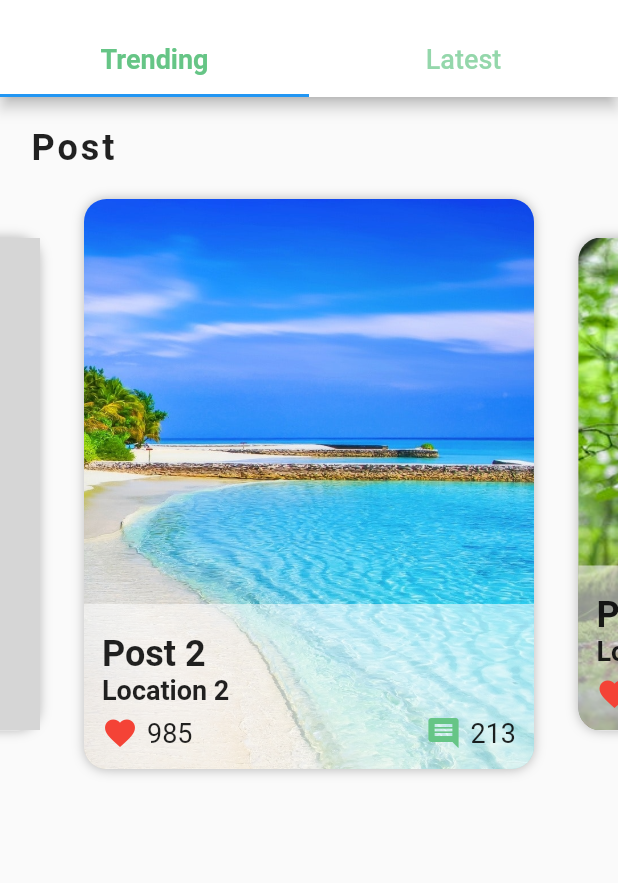
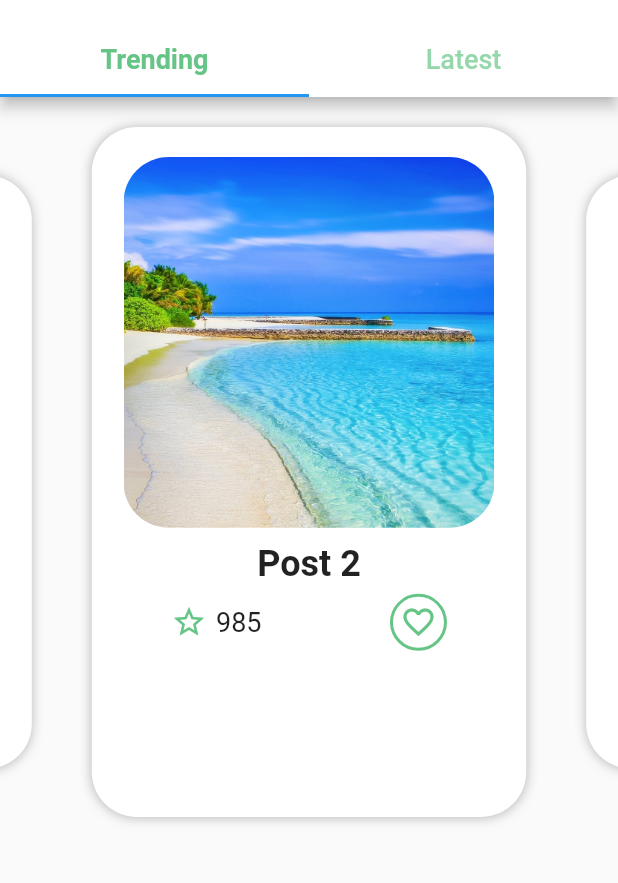
Before and after one commit to Baudecmd/kookie, a Flutter app: the HomeScreen screen opened directly, swiped to page 3, on a phone screen of 412 x 824 dp, the part 59-942 px from its top. Run offline on Flutter 3.47's test engine with Material 2 defaults, Android fonts, the phone set to English and light mode, and no system bars; our stand-ins replace flutter_secure_storage, image_picker, shared_preferences; accounts and stored records are empty; grey boxes are pictures that could not be loaded.

Commit message:
Thumbnail : Update liste de recette

```diff
--- a/mobile/kookie/lib/screens/home_screen.dart
+++ b/mobile/kookie/lib/screens/home_screen.dart
@@ -62,8 +62,7 @@ class _HomeScreenState extends State<HomeScreen>
       body: ListView(
         children: <Widget>[
           //FollowingUsers(),
-          PostCarousel(
-              pageController: _pageController, title: 'Post', posts: posts)
+          PostCarousel(pageController: _pageController, posts: posts)
         ],
       ),
     );
--- a/mobile/kookie/lib/widgets/post_carousel.dart
+++ b/mobile/kookie/lib/widgets/post_carousel.dart
@@ -7,7 +7,7 @@ class PostCarousel extends StatelessWidget {
   final List<Post> posts;
 
   PostCarousel(
-      {required this.pageController, required this.title, required this.posts});
+      {required this.pageController, required this.posts, this.title = ''});
 
   _buildPost(BuildContext context, int index) {
     Post post = posts[index];
@@ -21,49 +21,38 @@ class PostCarousel extends StatelessWidget {
         }
         return Center(
           child: SizedBox(
-            height: Curves.easeInOut.transform(scale) * 400.0,
+            height: Curves.easeInOut.transform(scale) * 500.0,
             child: widget,
           ),
         );
       },
-      child: Stack(children: [
-        Container(
-          margin: EdgeInsets.all(10.0),
+      child: Container(
+        margin: EdgeInsets.all(20),
+        padding: EdgeInsets.all(10),
+        // width: MediaQuery.of(context).size.width * 0.8,
+        height: 300,
         decoration: BoxDecoration(
-              borderRadius: BorderRadius.circular(15.0),
+          color: Colors.white,
           boxShadow: [
             BoxShadow(
-                    color: Colors.black26,
-                    offset: Offset(0, 0.2),
-                    blurRadius: 6.0)
-              ]),
+                color: Colors.black26, offset: Offset(0, 0.2), blurRadius: 6.0)
+          ],
+          borderRadius: BorderRadius.circular(30),
+        ),
+        child: Column(children: [
+          Container(
+            padding: EdgeInsets.all(10),
             child: ClipRRect(
-            borderRadius: BorderRadius.circular(15.0),
+              borderRadius: BorderRadius.circular(30),
               child: Image(
-              height: 400.0,
-              width: 300.0,
+                height: MediaQuery.of(context).size.width * 0.6,
+                width: MediaQuery.of(context).size.width * 0.6,
                 image: AssetImage(post.imageUrl),
                 fit: BoxFit.cover,
               ),
             ),
           ),
-        Positioned(
-          left: 10.0,
-          right: 10.0,
-          bottom: 10.0,
-          child: Container(
-            padding: EdgeInsets.all(12.0),
-            height: 110.0,
-            decoration: BoxDecoration(
-                color: Colors.white54,
-                borderRadius: BorderRadius.only(
-                  bottomLeft: Radius.circular(15.0),
-                  bottomRight: Radius.circular(15.0),
-                )),
-            child: Column(
-                mainAxisAlignment: MainAxisAlignment.end,
-                crossAxisAlignment: CrossAxisAlignment.start,
-                children: [
+          Column(children: [
             Text(
               post.title,
               style: TextStyle(
@@ -72,22 +61,12 @@ class PostCarousel extends StatelessWidget {
               ),
               overflow: TextOverflow.ellipsis,
             ),
-                  Text(
-                    post.location,
-                    style: TextStyle(
-                      fontSize: 18.0,
-                      fontWeight: FontWeight.w600,
-                    ),
-                    overflow: TextOverflow.ellipsis,
-                  ),
             SizedBox(height: 6.0),
-                  Row(
-                      mainAxisAlignment: MainAxisAlignment.spaceBetween,
-                      children: [
+            Row(mainAxisAlignment: MainAxisAlignment.spaceEvenly, children: [
               Row(children: [
                 Icon(
-                            Icons.favorite,
-                            color: Colors.red,
+                  Icons.star_border_outlined,
+                  color: Theme.of(context).primaryColor,
                 ),
                 SizedBox(width: 6.0),
                 Text(
@@ -97,21 +76,25 @@ class PostCarousel extends StatelessWidget {
               ]),
               SizedBox(height: 6.0),
               Row(children: [
-                          Icon(
-                            Icons.comment,
+                Container(
+                  padding: EdgeInsets.all(5),
+                  decoration: BoxDecoration(
+                    borderRadius: BorderRadius.circular(30),
+                    border: Border.all(
+                      width: 2,
                       color: Theme.of(context).primaryColor,
                     ),
-                          SizedBox(width: 6.0),
-                          Text(
-                            post.comments.toString(),
-                            style: TextStyle(fontSize: 18.0),
-                          )
+                  ),
+                  child: Icon(
+                    Icons.favorite_border_sharp,
+                    color: Theme.of(context).primaryColor,
+                  ),
+                ),
+              ])
             ])
           ])
         ]),
       ),
-        )
-      ]),
     );
   }
 
@@ -120,7 +103,8 @@ class PostCarousel extends StatelessWidget {
     return Column(
       crossAxisAlignment: CrossAxisAlignment.start,
       children: [
-        Padding(
+        title.isNotEmpty
+            ? Padding(
                 padding: EdgeInsets.fromLTRB(20, 20, 20, 10),
                 child: Text(
                   title,
@@ -128,9 +112,10 @@ class PostCarousel extends StatelessWidget {
                       fontSize: 24.0,
                       fontWeight: FontWeight.bold,
                       letterSpacing: 2.0),
-            )),
+                ))
+            : SizedBox(),
         Container(
-          height: 400.0,
+          height: 500.0,
           child: PageView.builder(
             controller: pageController,
             itemCount: posts.length,
```
Lines whose indentation alone changed are shown as unchanged.
